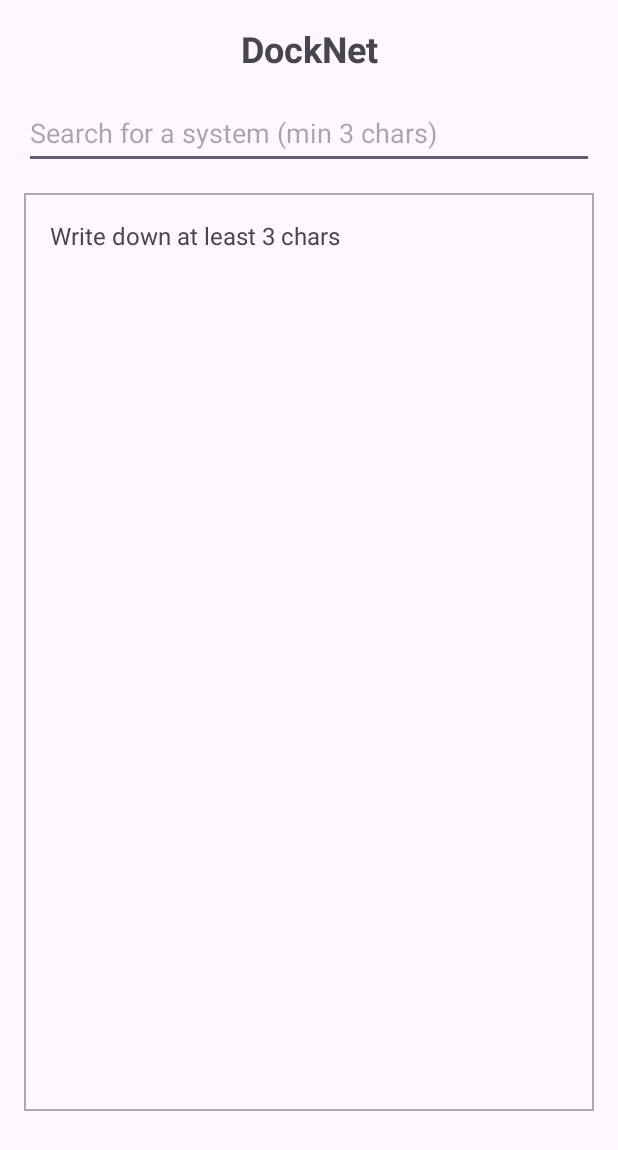
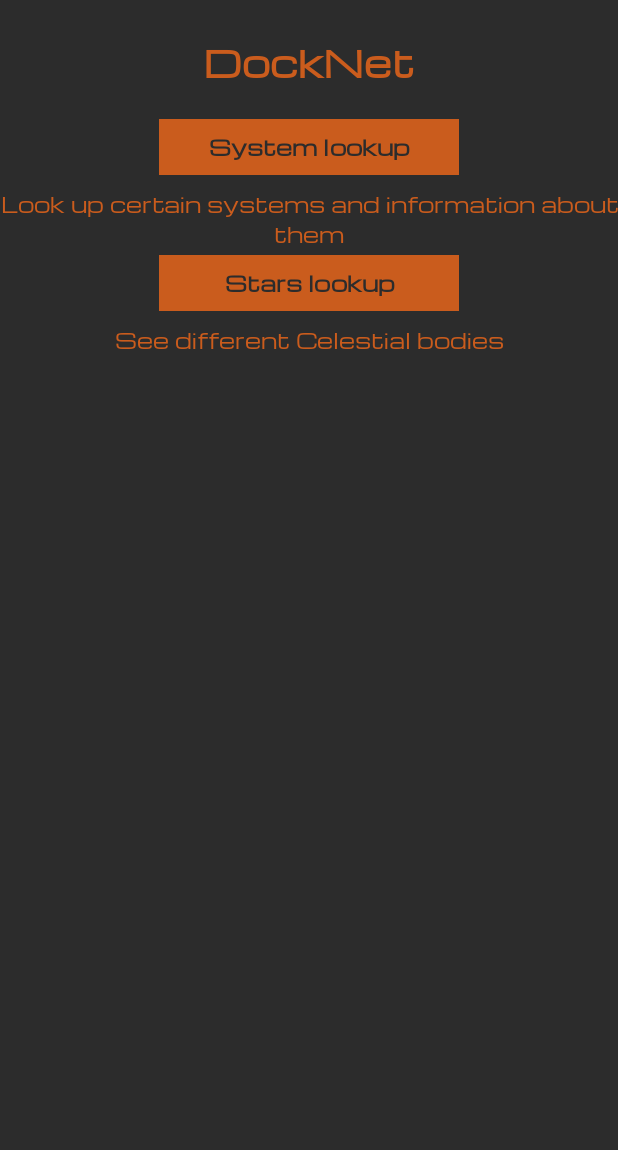
Before and after one commit to Durszlak25/DockNet, an Android app: the screen it shows after launch (MainActivity), on a phone screen of 412 x 824 dp. Shown: the top 1150 px of the screen. Run offline under Robolectric (Android 15) with nearby library versions, the phone set to English and light mode, and no system bars; pictures from the network do not load.

```diff
--- /dev/null
+++ b/app/src/main/res/anim/rotate.xml
@@ -0,0 +1,10 @@
+<?xml version="1.0" encoding="utf-8"?>
+    <rotate xmlns:android="http://schemas.android.com/apk/res/android"
+    android:fromDegrees="0"
+    android:toDegrees="360"
+    android:pivotY="50%"
+    android:pivotX="50%"
+    android:duration="2000"
+    android:repeatCount="infinite"
+    android:interpolator="@android:anim/linear_interpolator">
+    </rotate>
--- /dev/null
+++ b/app/src/main/res/font/app_font.xml
@@ -0,0 +1,7 @@
+<?xml version="1.0" encoding="utf-8"?>
+<font-family xmlns:android="http://schemas.android.com/apk/res/android">
+    <font
+        android:fontStyle="normal"
+        android:fontWeight="400"
+        android:font="@font/michroma_regular" />
+</font-family>
--- a/app/src/main/res/layout/activity_main.xml
+++ b/app/src/main/res/layout/activity_main.xml
@@ -6,6 +6,8 @@
     android:layout_width="match_parent"
     android:layout_height="match_parent"
     android:fitsSystemWindows="true"
+
+
     tools:context=".MainActivity">
 
     <TextView
@@ -19,73 +21,56 @@
         android:textStyle="bold"
         app:layout_constraintEnd_toEndOf="parent"
         app:layout_constraintStart_toStartOf="parent"
-        app:layout_constraintTop_toTopOf="parent" />
+        app:layout_constraintTop_toTopOf="parent"
+        android:textColor="@color/orange"/>
 
-    <EditText
-        android:id="@+id/searchList"
-        android:layout_width="0dp"
-        android:layout_height="wrap_content"
-        android:layout_marginStart="16dp"
-        android:layout_marginEnd="16dp"
-        android:autofillHints="no"
-        android:hint="Search for a system (min 3 chars)"
-        android:inputType="text"
-        android:minHeight="48dp"
+    <com.google.android.material.button.MaterialButton
+        android:layout_width="200dp"
+        android:layout_height="45dp"
+        android:id="@+id/change_to_system_info"
+        android:text="System lookup"
         app:layout_constraintEnd_toEndOf="parent"
         app:layout_constraintStart_toStartOf="parent"
-        app:layout_constraintTop_toBottomOf="@id/title_text" />
-
-    <Button
-        android:id="@+id/submitList"
+        app:layout_constraintTop_toBottomOf="@+id/title_text"
+        app:cornerRadius="0dp"
+        android:gravity="center"
+        android:includeFontPadding="false"
+        android:backgroundTint="@color/orange"
+        android:textColor="@color/dark_grey"
+        android:textStyle="bold"/>
+    <TextView
         android:layout_width="wrap_content"
         android:layout_height="wrap_content"
-        android:layout_marginEnd="16dp"
-        android:text="Search"
-        android:visibility="gone"
-        app:layout_constraintBottom_toBottomOf="@+id/searchList"
-        app:layout_constraintEnd_toEndOf="parent"
-        app:layout_constraintTop_toTopOf="@+id/searchList"
-        tools:visibility="gone" />
+        android:text="Look up certain systems and information about them"
+        android:textAlignment="center"
+        app:layout_constraintTop_toBottomOf="@id/change_to_system_info"
+        android:id="@+id/text_systems"
+        android:textColor="@color/orange"/>
 
-    <androidx.recyclerview.widget.RecyclerView
-        android:id="@+id/recycler_view"
-        android:layout_width="0dp"
-        android:layout_height="0dp"
-        android:layout_margin="16dp"
-        android:background="@drawable/recycler_border"
-        android:clipToPadding="false"
-        android:padding="1dp"
-        app:layout_constraintBottom_toTopOf="@+id/star_image"
+    <com.google.android.material.button.MaterialButton
+        android:id="@+id/change_to_stars_list"
+        android:layout_width="200dp"
+        android:layout_height="45dp"
+        android:text="Stars lookup"
         app:layout_constraintEnd_toEndOf="parent"
         app:layout_constraintStart_toStartOf="parent"
-        app:layout_constraintTop_toBottomOf="@+id/searchList"
-        app:layout_constraintVertical_weight="1" />
-
-    <ImageView
-        android:id="@+id/star_image"
-        android:layout_width="100dp"
-        android:layout_height="100dp"
-        android:layout_marginTop="8dp"
-        android:contentDescription="Star type image"
-        android:visibility="gone"
-        app:layout_constraintBottom_toTopOf="@+id/result"
+        app:layout_constraintTop_toBottomOf="@+id/text_systems"
+        app:cornerRadius="0dp"
+        android:gravity="center"
+        android:includeFontPadding="false"
+        android:backgroundTint="@color/orange"
+        android:textColor="@color/dark_grey"
+        android:textStyle="bold"/>
+    <TextView
+        android:layout_width="wrap_content"
+        android:layout_height="wrap_content"
+        android:text="See different Celestial bodies"
+        android:textAlignment="center"
         app:layout_constraintEnd_toEndOf="parent"
         app:layout_constraintStart_toStartOf="parent"
-        app:layout_constraintTop_toBottomOf="@id/recycler_view"
-        tools:src="@tools:sample/avatars"
-        tools:visibility="visible" />
+        app:layout_constraintTop_toBottomOf="@id/change_to_stars_list"
+        android:id="@+id/text_stars"
+        android:textColor="@color/orange"/>
 
-    <TextView
-        android:id="@+id/result"
-        android:layout_width="0dp"
-        android:layout_height="wrap_content"
-        android:layout_margin="16dp"
-        android:background="?android:attr/detailsElementBackground"
-        android:padding="8dp"
-        app:layout_constraintBottom_toBottomOf="parent"
-        app:layout_constraintEnd_toEndOf="parent"
-        app:layout_constraintStart_toStartOf="parent"
-        app:layout_constraintTop_toBottomOf="@id/star_image"
-        tools:text="System info will appear here." />
 
 </androidx.constraintlayout.widget.ConstraintLayout>
--- a/app/src/main/res/layout/item_list.xml
+++ b/app/src/main/res/layout/item_list.xml
@@ -16,6 +16,7 @@
         android:layout_height="wrap_content"
         android:text="Item"
         android:textSize="16sp"
-        android:padding="4dp" />
+        android:padding="4dp"
+        android:textColor="@color/orange"/>
 
 </LinearLayout>
--- a/app/src/main/res/values-night/themes.xml
+++ b/app/src/main/res/values-night/themes.xml
@@ -3,5 +3,7 @@
     <style name="Base.Theme.DockNet" parent="Theme.Material3.DayNight.NoActionBar">
         <!-- Customize your dark theme here. -->
         <!-- <item name="colorPrimary">@color/my_dark_primary</item> -->
+        <item name="android:fontFamily">@font/app_font</item>
+        <item name="android:windowBackground">@color/dark_grey</item>
     </style>
 </resources>
--- a/app/src/main/res/values/colors.xml
+++ b/app/src/main/res/values/colors.xml
@@ -2,4 +2,6 @@
 <resources>
     <color name="black">#FF000000</color>
     <color name="white">#FFFFFFFF</color>
+    <color name="orange">#CA5C1D</color>
+    <color name="dark_grey">#2C2C2C</color>
 </resources>
--- a/app/src/main/res/values/themes.xml
+++ b/app/src/main/res/values/themes.xml
@@ -3,6 +3,9 @@
     <style name="Base.Theme.DockNet" parent="Theme.Material3.DayNight.NoActionBar">
         <!-- Customize your light theme here. -->
         <!-- <item name="colorPrimary">@color/my_light_primary</item> -->
+        <item name="android:fontFamily">@font/app_font</item>
+        <item name="android:windowBackground">@color/dark_grey</item>
+        <item name="android:textColor">@color/white</item>
     </style>
 
     <style name="Theme.DockNet" parent="Base.Theme.DockNet" />
```
Also changed, not shown: app/src/main/java/com/example/docknet/MainActivity.java (+99 -16 lines), app/src/main/res/layout/star_list_item.xml (added, +23 -0 lines), app/src/main/res/layout/stars_list.xml (added, +35 -0 lines), app/src/main/res/layout/system_info.xml (added, +87 -0 lines), app/src/main/res/font/michroma_regular.ttf (added).
